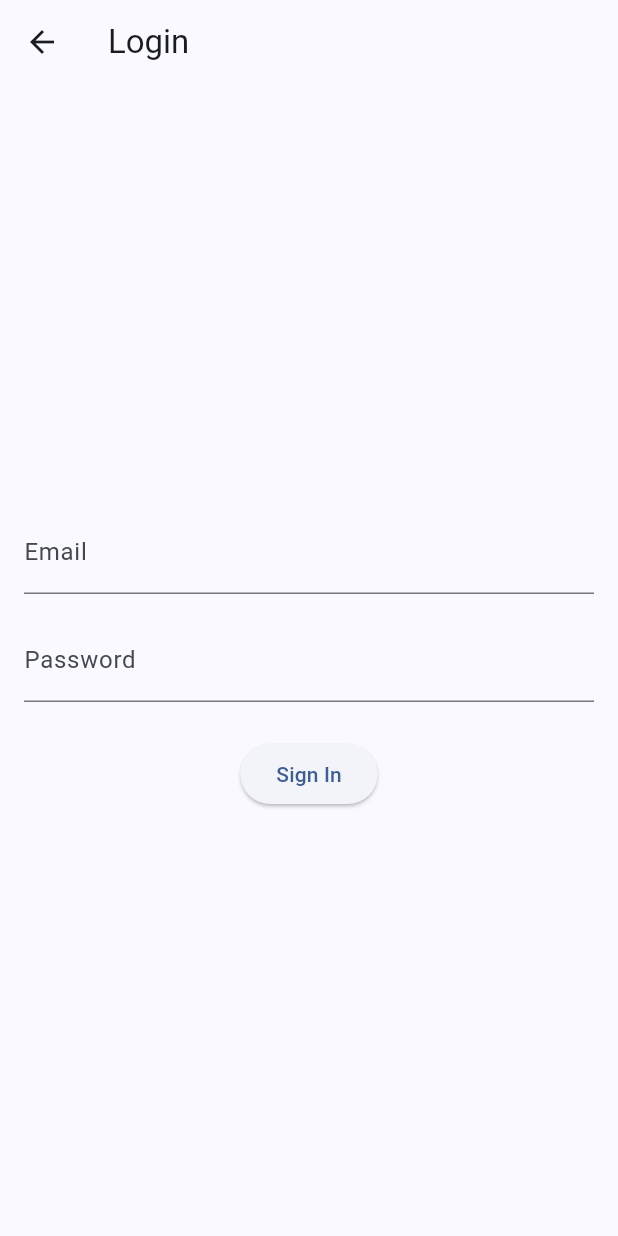
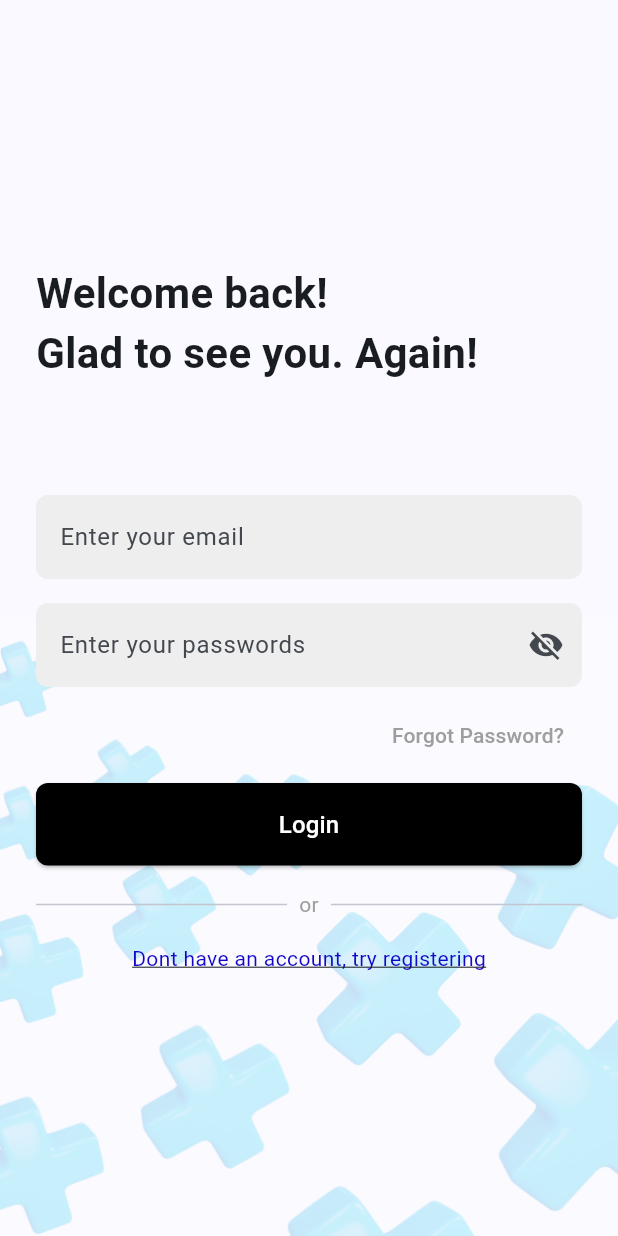
Before and after one commit to ShaikShahidAleem/VitalAid, a Flutter app: the LoginPage screen opened directly, on a phone screen of 412 x 824 dp. Run offline on Flutter 3.47's test engine with Material 3 defaults, Android fonts, the phone set to English and light mode, and no system bars; our stand-ins replace cloud_firestore, file_picker, firebase_auth, firebase_core, firebase_storage, image_picker; accounts and stored records are empty.

Commit message:
Modified Login page with better UI

```diff
--- a/lib/login_page.dart
+++ b/lib/login_page.dart
@@ -1,6 +1,7 @@
 import 'package:flutter/material.dart';
 import 'package:firebase_auth/firebase_auth.dart';
 import 'package:vitalaid/auth_page.dart';
+import 'package:vitalaid/register_page.dart';
 
 class LoginPage extends StatefulWidget {
   const LoginPage({Key? key}) : super(key: key);
@@ -25,12 +26,11 @@ class _LoginPageState extends State<LoginPage> {
         password: _passwordController.text.trim(),
       );
 
-    // Replace the current page with AuthPage to trigger a rebuild
-    Navigator.push(
+      // Navigate to AuthPage after login
+      Navigator.pushReplacement(
         context,
         MaterialPageRoute(builder: (context) => const AuthPage()),
       );
-
     } on FirebaseAuthException catch (e) {
       ScaffoldMessenger.of(context).showSnackBar(
         SnackBar(content: Text(e.message ?? 'An error occurred')),
@@ -52,34 +52,136 @@ class _LoginPageState extends State<LoginPage> {
   @override
   Widget build(BuildContext context) {
     return Scaffold(
-      appBar: AppBar(
-        title: const Text('Login'),
-      ),
       body: Stack(
         children: [
+          // Background Image with Transparency
+          Positioned.fill(
+            child: Opacity(
+              opacity: 0.2, // Adjust transparency level
+              child: Align(
+                alignment: Alignment.bottomLeft, // Position at the bottom-left
+                child: Image.asset(
+                  'assets/blue_crosses.png',
+                  width: MediaQuery.of(context).size.width,
+                  fit: BoxFit.contain,
+                ),
+              ),
+            ),
+          ),
+
           Padding(
-            padding: const EdgeInsets.all(16.0),
+            padding: const EdgeInsets.symmetric(horizontal: 24),
             child: Column(
+              crossAxisAlignment: CrossAxisAlignment.start,
               mainAxisAlignment: MainAxisAlignment.center,
               children: [
+                const Text(
+                  'Welcome back!\nGlad to see you. Again!',
+                  style: TextStyle(fontSize: 28, fontWeight: FontWeight.bold),
+                ),
+                const SizedBox(height: 75),
+
+                // Email Input
                 TextField(
                   controller: _emailController,
-                  decoration: const InputDecoration(labelText: 'Email'),
+                  decoration: InputDecoration(
+                    hintText: 'Enter your email',
+                    filled: true,
+                    fillColor: Colors.grey[200],
+                    border: OutlineInputBorder(
+                      borderRadius: BorderRadius.circular(8),
+                      borderSide: BorderSide.none,
+                    ),
+                  ),
                 ),
                 const SizedBox(height: 16),
+
+                // Password Input
                 TextField(
                   controller: _passwordController,
                   obscureText: true,
-                  decoration: const InputDecoration(labelText: 'Password'),
+                  decoration: InputDecoration(
+                    hintText: 'Enter your passwords',
+                    filled: true,
+                    fillColor: Colors.grey[200],
+                    border: OutlineInputBorder(
+                      borderRadius: BorderRadius.circular(8),
+                      borderSide: BorderSide.none,
                     ),
-                const SizedBox(height: 24),
-                ElevatedButton(
+                    suffixIcon: const Icon(Icons.visibility_off),
+                  ),
+                ),
+                const SizedBox(height: 8),
+
+                // Forgot Password
+                Align(
+                  alignment: Alignment.centerRight,
+                  child: TextButton(
+                    onPressed: () {}, // Implement forgot password action
+                    child: const Text(
+                      'Forgot Password?',
+                      style: TextStyle(color: Colors.grey, fontSize: 14),
+                    ),
+                  ),
+                ),
+
+                const SizedBox(height: 8),
+
+                // Login Button
+                SizedBox(
+                  width: double.infinity,
+                  child: ElevatedButton(
                     onPressed: signIn,
-                  child: const Text('Sign In'),
+                    style: ElevatedButton.styleFrom(
+                      backgroundColor: Colors.black,
+                      padding: const EdgeInsets.symmetric(vertical: 16),
+                      shape: RoundedRectangleBorder(
+                        borderRadius: BorderRadius.circular(8),
+                      ),
+                    ),
+                    child: const Text(
+                      'Login',
+                      style: TextStyle(color: Colors.white, fontSize: 16),
+                    ),
+                  ),
+                ),
+
+                const SizedBox(height: 16),
+
+                // OR Divider
+                Row(
+                  children: const [
+                    Expanded(child: Divider()),
+                    Padding(
+                      padding: EdgeInsets.symmetric(horizontal: 8),
+                      child: Text('or', style: TextStyle(color: Colors.grey)),
+                    ),
+                    Expanded(child: Divider()),
+                  ],
+                ),
+
+                const SizedBox(height: 16),
+
+                // Register Link
+                Center(
+                  child: GestureDetector(
+                    onTap: () {
+                      Navigator.push(
+                        context,
+                        MaterialPageRoute(builder: (context) => const RegisterPage()),
+                      );
+                    },
+                    child: const Text(
+                      'Dont have an account, try registering',
+                      style: TextStyle(color: Color.fromARGB(255, 19, 6, 200), fontSize: 14, decoration: TextDecoration.underline),
+                    ),
+                  ),
                 ),
               ],
             ),
           ),
+
+          // Loading Overlay
           if (_isLoading)
             Container(
               color: Colors.black.withOpacity(0.5),
```
Lines whose indentation alone changed are shown as unchanged.
